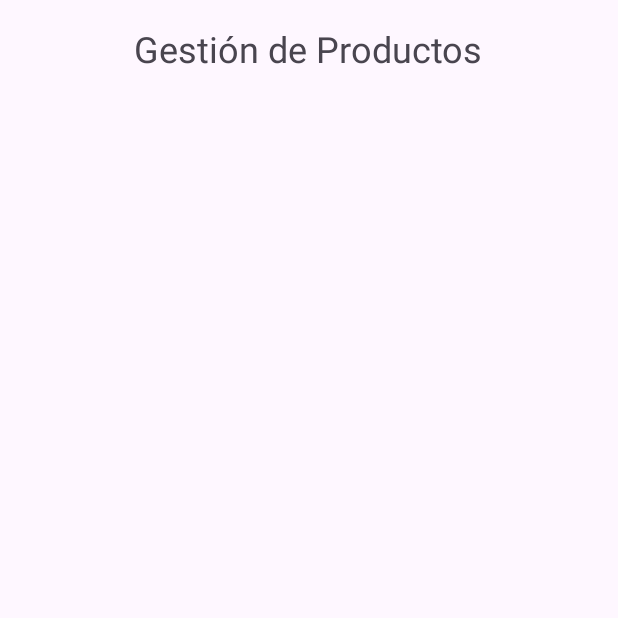
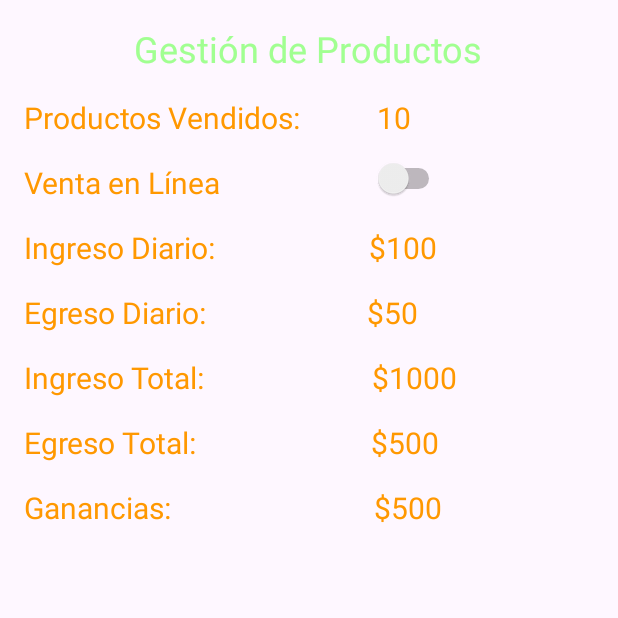
Before and after one commit to Camila-Negron/dispoSISPIZZA, an Android app: the ProductManagementActivity screen opened directly, with no data from a screen before it, on a phone screen of 412 x 824 dp, the top half of it. Run offline under Robolectric (Android 15) with nearby library versions, the light colour scheme and no system bars.

Commit message:
Arreglando Interfaz

```diff
--- a/app/src/main/res/layout/activity_product_management.xml
+++ b/app/src/main/res/layout/activity_product_management.xml
@@ -8,10 +8,99 @@
         android:layout_width="wrap_content"
         android:layout_height="wrap_content"
         android:text="Gestión de Productos"
+        android:textColor="@color/accent"
         android:textSize="24sp"
         android:layout_centerHorizontal="true"
         android:layout_marginTop="16dp" />
 
+    <!-- Campos para productos vendidos -->
+    <TextView
+        android:id="@+id/asss"
+        android:layout_width="372dp"
+        android:layout_height="wrap_content"
+        android:layout_below="@id/textViewTitle"
+        android:layout_marginStart="16dp"
+        android:layout_marginTop="16dp"
+        android:textColor="#FF9800"
+        android:textSize="20sp"
+        android:text="Productos Vendidos:           10" />
+
+    <!-- Switch para el proceso de venta en línea -->
+    <TextView
+        android:id="@+id/switchOnlineSale"
+        android:layout_width="wrap_content"
+        android:layout_height="wrap_content"
+        android:text="Venta en Línea"
+        android:layout_below="@id/asss"
+        android:textColor="#FF9800"
+        android:textSize="20sp"
+        android:layout_marginTop="16dp"
+        android:layout_marginStart="16dp" />
+
+    <!-- Campos para ingreso diario, egreso diario, ingreso total, egreso total y ganancias -->
+    <TextView
+        android:id="@+id/textViewDailyIncome"
+        android:layout_width="wrap_content"
+        android:layout_height="wrap_content"
+        android:text="Ingreso Diario:                      $100"
+        android:layout_below="@id/switchOnlineSale"
+        android:textColor="#FF9800"
+        android:textSize="20sp"
+        android:layout_marginTop="16dp"
+        android:layout_marginStart="16dp" />
+
+    <TextView
+        android:id="@+id/textViewDailyExpense"
+        android:layout_width="wrap_content"
+        android:layout_height="wrap_content"
+        android:text="Egreso Diario:                       $50"
+        android:layout_below="@id/textViewDailyIncome"
+        android:textColor="#FF9800"
+        android:textSize="20sp"
+        android:layout_marginTop="16dp"
+        android:layout_marginStart="16dp" />
+
+    <TextView
+        android:id="@+id/textViewTotalIncome"
+        android:layout_width="wrap_content"
+        android:layout_height="wrap_content"
+        android:text="Ingreso Total:                        $1000"
+        android:layout_below="@id/textViewDailyExpense"
+        android:textColor="#FF9800"
+        android:textSize="20sp"
+        android:layout_marginTop="16dp"
+        android:layout_marginStart="16dp" />
+
+    <TextView
+        android:id="@+id/textViewTotalExpense"
+        android:layout_width="wrap_content"
+        android:layout_height="wrap_content"
+        android:text="Egreso Total:                         $500"
+        android:textColor="#FF9800"
+        android:textSize="20sp"
+        android:layout_below="@id/textViewTotalIncome"
+        android:layout_marginTop="16dp"
+        android:layout_marginStart="16dp" />
+
+    <TextView
+        android:id="@+id/textViewProfit"
+        android:layout_width="wrap_content"
+        android:layout_height="wrap_content"
+        android:text="Ganancias:                             $500"
+        android:textColor="#FF9800"
+        android:textSize="20sp"
+        android:layout_below="@id/textViewTotalExpense"
+        android:layout_marginTop="16dp"
+        android:layout_marginStart="16dp" />
+
+    <Switch
+        android:id="@+id/switch1"
+        android:layout_width="wrap_content"
+        android:layout_height="wrap_content"
+        android:layout_below="@+id/asss"
+        android:layout_marginStart="101dp"
+        android:layout_marginTop="13dp"
+        android:layout_toEndOf="@+id/switchOnlineSale" />
     <ListView
         android:id="@+id/listViewProducts"
         android:layout_width="match_parent"
@@ -19,4 +108,7 @@
         android:layout_below="@id/textViewTitle"
         android:layout_marginTop="16dp" />
 
+    <!-- Botón para realizar alguna acción -->
+
+
 </RelativeLayout>
```
Also changed, not shown: app/src/main/java/com/example/sispizza/ChangePasswordActivity.java (+12 -1 lines), app/src/main/java/com/example/sispizza/DetallePizza1.java (+11 -2 lines), app/src/main/java/com/example/sispizza/LoginActivity.java (+16 -1 lines), app/src/main/res/layout/activity_detallepizza1.xml (+11 -6 lines), app/src/main/res/layout/activity_main.xml (+6 -4 lines), app/src/main/res/layout/card_item.xml (+10 -6 lines).
